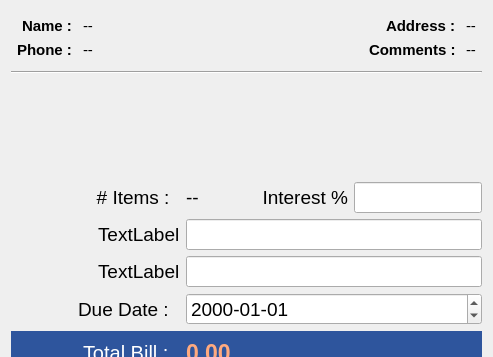
The window that estorecpp/singlepayment.ui (Watti/estorecpp) describes before a commit, drawn with Qt 5; both pictures show x 0 to 493 and y 0 to 357 of the 493 by 587 pixel window.
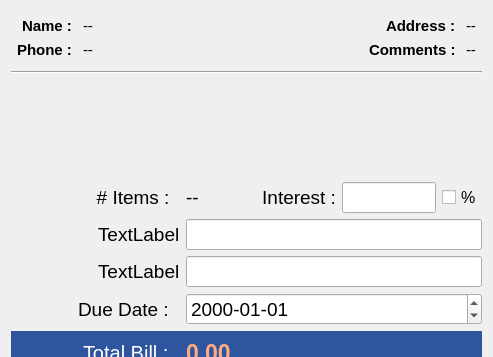
The same window after the commit. Icons and pictures are not drawn.

Commit message: interest percentage check box added to regular payment ui

Patch:
```diff
--- a/estorecpp/singlepayment.ui
+++ b/estorecpp/singlepayment.ui
@@ -514,13 +514,15 @@
           </font>
          </property>
          <property name="text">
-          <string>Interest %</string>
+          <string>Interest :</string>
          </property>
          <property name="alignment">
           <set>Qt::AlignRight|Qt::AlignTrailing|Qt::AlignVCenter</set>
          </property>
         </widget>
        </item>
+       <item>
+        <layout class="QHBoxLayout" name="horizontalLayout_7">
        <item>
         <widget class="QLineEdit" name="lineEdit">
          <property name="font">
@@ -530,6 +532,20 @@
          </property>
         </widget>
        </item>
+         <item>
+          <widget class="QCheckBox" name="interestPercentageCB">
+           <property name="font">
+            <font>
+             <pointsize>12</pointsize>
+            </font>
+           </property>
+           <property name="text">
+            <string>%</string>
+           </property>
+          </widget>
+         </item>
+        </layout>
+       </item>
       </layout>
      </item>
      <item row="1" column="0">
```
Left out of the diff: 1 changed line with no effect on the pictures. Lines whose indentation alone changed are shown as unchanged. The commit also changes 1 other file.
